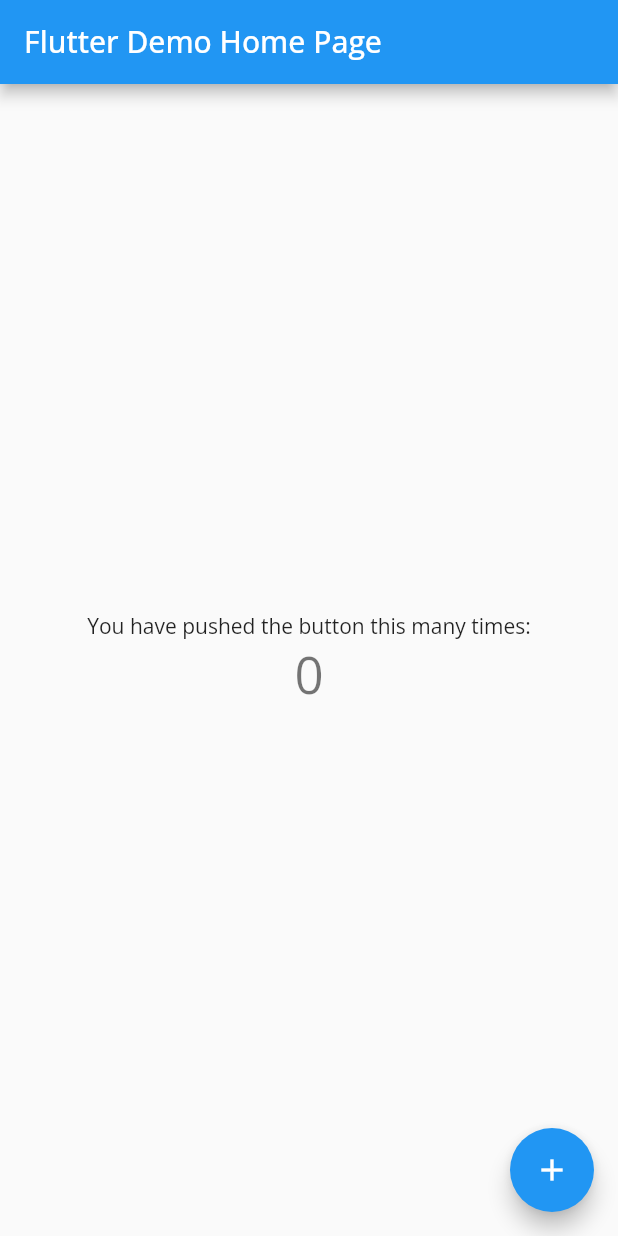
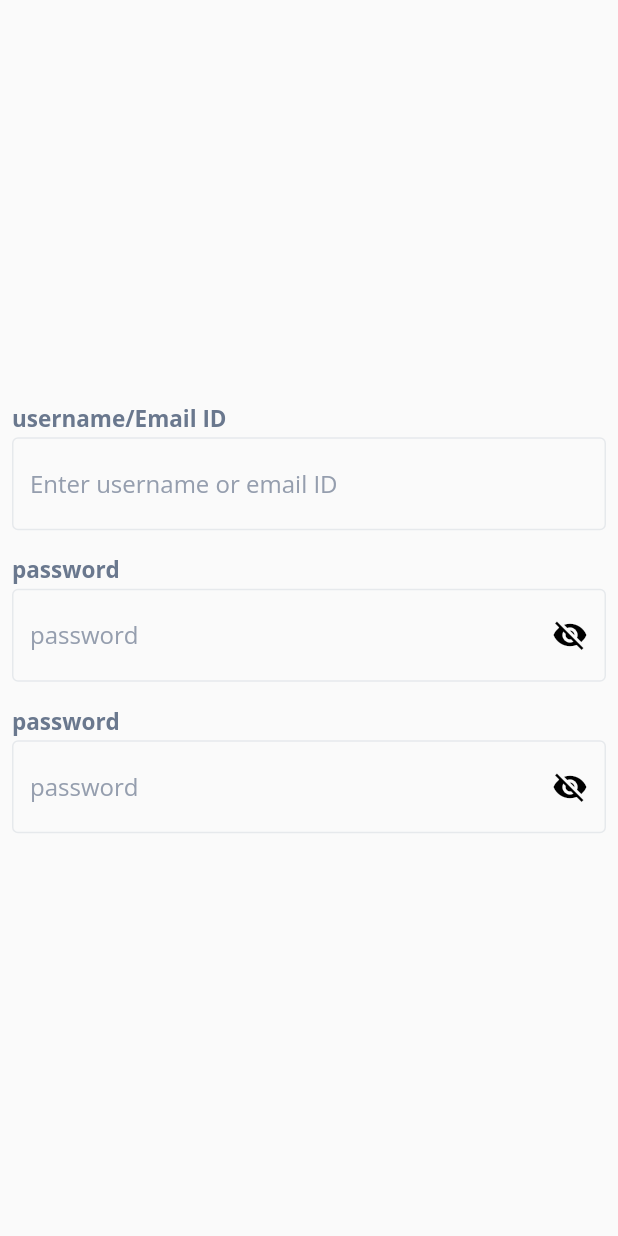
Before and after one commit to mostafaahmederaqy/nano_health_task, a Flutter app: the screen it shows after launch, on a phone screen of 412 x 824 dp. Run offline on Flutter 3.47's test engine with Material 2 defaults, Android fonts, the light colour scheme and no system bars; our stand-ins replace email_validator, google_fonts, shared_preferences.

Commit message:
second commit

```diff
--- /dev/null
+++ b/lib/common_widgets/custom_text_field.dart
@@ -0,0 +1,77 @@
+import 'package:flutter/material.dart';
+
+class CustomTextField extends StatelessWidget {
+  const CustomTextField(
+      {Key? key,
+      required this.controller,
+      required this.label,
+      required this.hint,
+      required this.inputType,
+      this.passwordVisible,
+      this.isPassword,
+      this.onVisibleIconTap,
+      required this.onValidate})
+      : super(key: key);
+  final TextEditingController controller;
+  final String label;
+  final String hint;
+  final TextInputType inputType;
+  final bool? passwordVisible;
+  final bool? isPassword;
+  final Function()? onVisibleIconTap;
+  final String? Function(String?)? onValidate;
+
+  @override
+  Widget build(BuildContext context) {
+    return Padding(
+      padding: const EdgeInsets.all(8.0),
+      child: Column(
+        crossAxisAlignment: CrossAxisAlignment.start,
+        children: [
+          Text(
+            label,
+            style: const TextStyle(
+                fontWeight: FontWeight.w700,
+                fontSize: 15,
+                color: Color(0xFF6A788E)),
+          ),
+          const SizedBox(
+            height: 3,
+          ),
+          TextFormField(
+            enableSuggestions: false,
+            autocorrect: false,
+            validator: onValidate,
+            obscureText: passwordVisible ?? false,
+            keyboardType: TextInputType.emailAddress,
+            controller: controller,
+            decoration: InputDecoration(
+              suffixIcon: isPassword != null
+                  ? IconButton(
+                      icon: Icon(
+                        passwordVisible!
+                            ? Icons.visibility
+                            : Icons.visibility_off,
+                        color: Colors.black,
+                      ),
+                      onPressed: onVisibleIconTap)
+                  : const SizedBox(),
+              hintText: hint,
+              hintStyle: const TextStyle(color: Color(0xFF959EAE)),
+              focusedBorder: const OutlineInputBorder(
+                borderSide: BorderSide(
+                  color: Colors.black,
+                ),
+              ),
+              enabledBorder: const OutlineInputBorder(
+                borderSide: BorderSide(
+                  color: Color(0xFFCE6E9EC),
+                ),
+              ),
+            ),
+          ),
+        ],
+      ),
+    );
+  }
+}
--- a/lib/main.dart
+++ b/lib/main.dart
@@ -1,5 +1,10 @@
 import 'package:flutter/material.dart';
+import 'package:nano_health_task/providers/auth_provider.dart';
+import 'package:nano_health_task/providers/login_provider.dart';
+import 'package:nano_health_task/screesns/login_screen.dart';
 import 'package:nano_health_task/utilities/theme.dart';
+import 'package:nano_health_task/wrapper.dart';
+import 'package:provider/provider.dart';
 
 void main() {
   runApp(const MyApp());
@@ -8,98 +13,26 @@
 class MyApp extends StatelessWidget {
   const MyApp({super.key});
 
-  // This widget is the root of your application.
   @override
   Widget build(BuildContext context) {
-    return MaterialApp(
-      title: 'Flutter Demo',
-      theme: buildTheme(Brightness.light),
-      home: const MyHomePage(title: 'Flutter Demo Home Page'),
+    return MultiProvider(
+      providers: [
+        ChangeNotifierProvider<AuthProvider>(
+          create: (_) => AuthProvider(),
+        ),
+        ChangeNotifierProvider<LoginProvider>(
+          create: (_) => LoginProvider(context.read),
+        ),
+      ],
+      child: MaterialApp(
+        debugShowCheckedModeBanner: false,
+        title: 'Flutter Demo',
+        theme: buildTheme(Brightness.light),
+        routes:  {
+          '/': (context) => const Wrapper(),
+          '/login': (context) => const LoginScreen(),
+        },
+      ),
     );
   }
 }
-
-class MyHomePage extends StatefulWidget {
-  const MyHomePage({super.key, required this.title});
-
-  // This widget is the home page of your application. It is stateful, meaning
-  // that it has a State object (defined below) that contains fields that affect
-  // how it looks.
-
-  // This class is the configuration for the state. It holds the values (in this
-  // case the title) provided by the parent (in this case the App widget) and
-  // used by the build method of the State. Fields in a Widget subclass are
-  // always marked "final".
-
-  final String title;
-
-  @override
-  State<MyHomePage> createState() => _MyHomePageState();
-}
-
-class _MyHomePageState extends State<MyHomePage> {
-  int _counter = 0;
-
-  void _incrementCounter() {
-    setState(() {
-      // This call to setState tells the Flutter framework that something has
-      // changed in this State, which causes it to rerun the build method below
-      // so that the display can reflect the updated values. If we changed
-      // _counter without calling setState(), then the build method would not be
-      // called again, and so nothing would appear to happen.
-      _counter++;
-    });
-  }
-
-  @override
-  Widget build(BuildContext context) {
-    // This method is rerun every time setState is called, for instance as done
-    // by the _incrementCounter method above.
-    //
-    // The Flutter framework has been optimized to make rerunning build methods
-    // fast, so that you can just rebuild anything that needs updating rather
-    // than having to individually change instances of widgets.
-    return Scaffold(
-      appBar: AppBar(
-        // Here we take the value from the MyHomePage object that was created by
-        // the App.build method, and use it to set our appbar title.
-        title: Text(widget.title),
-      ),
-      body: Center(
-        // Center is a layout widget. It takes a single child and positions it
-        // in the middle of the parent.
-        child: Column(
-          // Column is also a layout widget. It takes a list of children and
-          // arranges them vertically. By default, it sizes itself to fit its
-          // children horizontally, and tries to be as tall as its parent.
-          //
-          // Invoke "debug painting" (press "p" in the console, choose the
-          // "Toggle Debug Paint" action from the Flutter Inspector in Android
-          // Studio, or the "Toggle Debug Paint" command in Visual Studio Code)
-          // to see the wireframe for each widget.
-          //
-          // Column has various properties to control how it sizes itself and
-          // how it positions its children. Here we use mainAxisAlignment to
-          // center the children vertically; the main axis here is the vertical
-          // axis because Columns are vertical (the cross axis would be
-          // horizontal).
-          mainAxisAlignment: MainAxisAlignment.center,
-          children: <Widget>[
-            const Text(
-              'You have pushed the button this many times:',
-            ),
-            Text(
-              '$_counter',
-              style: Theme.of(context).textTheme.headlineMedium,
-            ),
-          ],
-        ),
-      ),
-      floatingActionButton: FloatingActionButton(
-        onPressed: _incrementCounter,
-        tooltip: 'Increment',
-        child: const Icon(Icons.add),
-      ), // This trailing comma makes auto-formatting nicer for build methods.
-    );
-  }
-}
--- /dev/null
+++ b/lib/models/login_model.dart
@@ -0,0 +1,25 @@
+// To parse this JSON data, do
+//
+//     final loginmodel = loginmodelFromJson(jsonString);
+
+import 'dart:convert';
+
+LoginModel loginModelFromJson(String str) => LoginModel.fromJson(json.decode(str));
+
+String loginModelToJson(LoginModel data) => json.encode(data.toJson());
+
+class LoginModel {
+  String token;
+
+  LoginModel({
+    required this.token,
+  });
+
+  factory LoginModel.fromJson(Map<String, dynamic> json) => LoginModel(
+    token: json["token"],
+  );
+
+  Map<String, dynamic> toJson() => {
+    "token": token,
+  };
+}
--- /dev/null
+++ b/lib/providers/login_provider.dart
@@ -0,0 +1,83 @@
+
+
+import 'package:flutter/material.dart';
+import 'package:nano_health_task/services/auth_service.dart';
+import 'package:provider/provider.dart';
+import '../models/login_model.dart';
+import '../utilities/api_status.dart';
+import 'auth_provider.dart';
+
+class LoginProvider extends ChangeNotifier {
+
+  final Locator read;
+  LoginProvider(this.read);
+
+
+
+  final GlobalKey<FormState> _formKey = GlobalKey();
+  GlobalKey<FormState> get formKey => _formKey;
+
+  bool _passwordVisible=false;
+
+
+  bool get passwordVisible => _passwordVisible;
+
+  set passwordVisible(bool value) {
+    _passwordVisible = value;
+    notifyListeners();
+  }
+
+  changeVisibility(){
+    passwordVisible=!passwordVisible;
+  }
+
+  final TextEditingController _emailController = TextEditingController();
+  final TextEditingController _passwordController = TextEditingController();
+
+  TextEditingController get emailController => _emailController;
+  TextEditingController get passwordController => _passwordController;
+
+  bool _isLoading = false;
+
+  bool get isLoading => _isLoading;
+
+  set isLoading(bool value) {
+    _isLoading = value;
+    notifyListeners();
+  }
+
+  String? _userError;
+
+
+  String? get userError => _userError;
+
+  set userError(String? value) {
+    _userError = value;
+    notifyListeners();
+  }
+
+  Future login() async {
+    isLoading = true;
+    final response = await AuthService().loginApi(
+      password: passwordController.text, email: emailController.text,
+    );
+
+    if (response is Success) {
+      final loginResponse = response.response as LoginModel;
+      notifyListeners();
+      await read<AuthProvider>().saveUser(token: loginResponse.token);
+      isLoading = false;
+    } else if (response is Failure) {
+      userError = response.errorResponse as String?;
+      isLoading = false;
+    }
+    isLoading = false;
+  }
+
+  @override
+  void dispose() {
+    emailController.dispose();
+    passwordController.dispose();
+    super.dispose();
+  }
+}
--- /dev/null
+++ b/lib/screesns/login_screen.dart
@@ -0,0 +1,79 @@
+import 'package:email_validator/email_validator.dart';
+import 'package:flutter/material.dart';
+import 'package:nano_health_task/providers/login_provider.dart';
+import 'package:provider/provider.dart';
+
+import '../common_widgets/custom_text_field.dart';
+
+class LoginScreen extends StatelessWidget {
+  const LoginScreen({Key? key}) : super(key: key);
+
+  @override
+  Widget build(BuildContext context) {
+    final loginProvider = Provider.of<LoginProvider>(context);
+
+    return Form(
+      key: loginProvider.formKey,
+      child: SafeArea(
+        child: Scaffold(
+        body: Center(
+        child: SingleChildScrollView(
+        child: Column(
+          mainAxisAlignment: MainAxisAlignment.center,
+          children: [
+            CustomTextField(
+
+              controller: loginProvider.emailController,
+              label: 'username/Email ID',
+              hint:'Enter username or email ID',
+              inputType: TextInputType.emailAddress, onValidate: (String? value) {
+              print(value);
+              if(value!.isEmpty){
+
+                return 'please enter email';
+              }
+              if(!EmailValidator.validate(value)){
+                return 'please enter valid email';
+              }
+              return null;
+            },
+            ),
+            CustomTextField(
+              passwordVisible:loginProvider.passwordVisible,
+              onVisibleIconTap: (){
+                loginProvider.changeVisibility();
+              },
+              onValidate: (value) => value!.length < 6
+                  ? "Please enter a password with 6+ chars long"
+                  : null,
+              isPassword: true,
+              controller: loginProvider.passwordController,
+              label: 'password',
+              hint:'password',
+              inputType: TextInputType.visiblePassword,
+            ),
+            CustomTextField(
+              passwordVisible:loginProvider.passwordVisible,
+              onVisibleIconTap: (){
+                loginProvider.changeVisibility();
+              },
+              onValidate: (value) => value!.length < 6
+                  ? "Please enter a password with 6+ chars long"
+                  : null,
+              isPassword: true,
+              controller: loginProvider.passwordController,
+              label: 'password',
+              hint:'password',
+              inputType: TextInputType.visiblePassword,
+            ),
+          ],
+
+        )
+        )
+        )
+        ),
+
+      ),
+    );
+  }
+}
--- /dev/null
+++ b/lib/utilities/api_status.dart
@@ -0,0 +1,17 @@
+class Success {
+  int? code;
+  Object? response;
+  Success({this.code, this.response});
+}
+
+class SuccessCreated {
+  int? code;
+  Object? response;
+  SuccessCreated({this.code, this.response});
+}
+
+class Failure {
+  int? code;
+  Object? errorResponse;
+  Failure({this.code, this.errorResponse});
+}
--- /dev/null
+++ b/lib/utilities/app_storage_keys.dart
@@ -0,0 +1,3 @@
+class AppStorageKeys {
+  static const token = 'token';
+}
--- /dev/null
+++ b/lib/utilities/constants.dart
@@ -0,0 +1,2 @@
+const int Ksuccess = 200;
+const int KsuccessCreated = 201;
--- /dev/null
+++ b/lib/wrapper.dart
@@ -0,0 +1,31 @@
+import 'package:flutter/material.dart';
+import 'package:nano_health_task/providers/auth_provider.dart';
+import 'package:nano_health_task/screesns/bottom_nav_Bar.dart';
+import 'package:nano_health_task/screesns/login_screen.dart';
+import 'package:provider/provider.dart';
+
+class Wrapper extends StatelessWidget {
+  const Wrapper({Key? key}) : super(key: key);
+
+  @override
+  Widget build(BuildContext context) {
+    final authProvider = Provider.of<AuthProvider>(context);
+
+    return FutureBuilder<bool>(
+         future: authProvider.checkAuthState(),
+      builder: (_, AsyncSnapshot<bool> snapshot) {
+           if(snapshot.hasData)
+             {
+            return   snapshot.data!?BottomNavBar():LoginScreen();
+             }else{
+             return const Scaffold(
+               body: Center(
+                 child: CircularProgressIndicator(),
+               ),
+             );
+           }
+
+      },
+        );
+  }
+}
--- a/pubspec.yaml
+++ b/pubspec.yaml
@@ -36,6 +36,10 @@
   # Use with the CupertinoIcons class for iOS style icons.
   cupertino_icons: ^1.0.2
   google_fonts: ^5.0.0
+  http: ^1.0.0
+  provider: ^6.0.5
+  shared_preferences: ^2.1.2
+  email_validator: ^2.1.16
 
 dev_dependencies:
   flutter_test:
```
Also changed, not shown: lib/common_widgets/custom_button.dart (added, +30 -0 lines), lib/providers/auth_provider.dart (added, +39 -0 lines), lib/screesns/bottom_nav_Bar.dart (added, +15 -0 lines), lib/screesns/cart_screen.dart (added, +10 -0 lines), lib/screesns/favourites_screen.dart (added, +10 -0 lines), lib/screesns/product_details_screen.dart (added, +10 -0 lines), lib/screesns/products_screen.dart (added, +10 -0 lines), lib/screesns/profile_screen.dart (added, +10 -0 lines), lib/services/auth_service.dart (added, +41 -0 lines), pubspec.lock, 1 other file.
